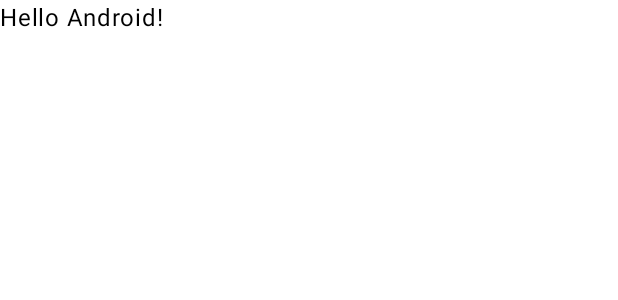
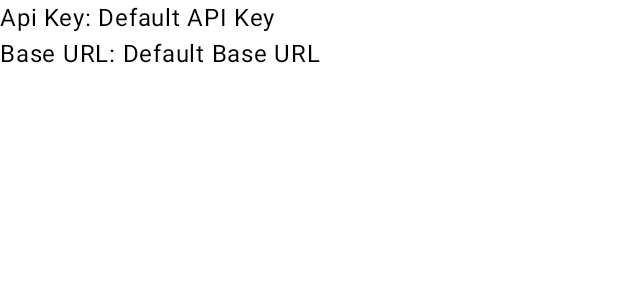
Before and after one commit to auliakbarh/securing-android-secret-keys, an Android app built with Jetpack Compose: the @Preview function GreetingPreview, on a phone screen of 412 x 824 dp. Shown: the top 300 px of the screen. Run offline under Robolectric (Android 15) with nearby library versions, the phone set to English and light mode, and no system bars.

Commit message:
use secrets in kotlin file

```diff
--- a/app/src/main/java/com/example/secureapp/MainActivity.kt
+++ b/app/src/main/java/com/example/secureapp/MainActivity.kt
@@ -3,6 +3,7 @@ package com.example.secureapp
 import android.os.Bundle
 import androidx.activity.ComponentActivity
 import androidx.activity.compose.setContent
+import androidx.compose.foundation.layout.Column
 import androidx.compose.foundation.layout.fillMaxSize
 import androidx.compose.material3.MaterialTheme
 import androidx.compose.material3.Surface
@@ -15,11 +16,13 @@ import com.example.secureapp.ui.theme.SecureAppTheme
 class MainActivity : ComponentActivity() {
     override fun onCreate(savedInstanceState: Bundle?) {
         super.onCreate(savedInstanceState)
+        val apiKey = Secrets().getAPI_KEY(packageName)
+        val baseUrl = Secrets().getBASE_URL(packageName)
         setContent {
             SecureAppTheme {
                 // A surface container using the 'background' color from the theme
                 Surface(modifier = Modifier.fillMaxSize(), color = MaterialTheme.colorScheme.background) {
-                    Greeting("Android")
+                    Greeting(apiKey, baseUrl)
                 }
             }
         }
@@ -27,17 +30,23 @@ class MainActivity : ComponentActivity() {
 }
 
 @Composable
-fun Greeting(name: String, modifier: Modifier = Modifier) {
-    Text(
-            text = "Hello $name!",
+fun Greeting(apiKey: String, baseUrl: String, modifier: Modifier = Modifier) {
+    Column {
+        Text(
+            text = "Api Key: $apiKey",
             modifier = modifier
-    )
+        )
+        Text(
+            text = "Base URL: $baseUrl",
+            modifier = modifier
+        )
+    }
 }
 
 @Preview(showBackground = true)
 @Composable
 fun GreetingPreview() {
     SecureAppTheme {
-        Greeting("Android")
+        Greeting("Default API Key", "Default Base URL")
     }
 }
```
